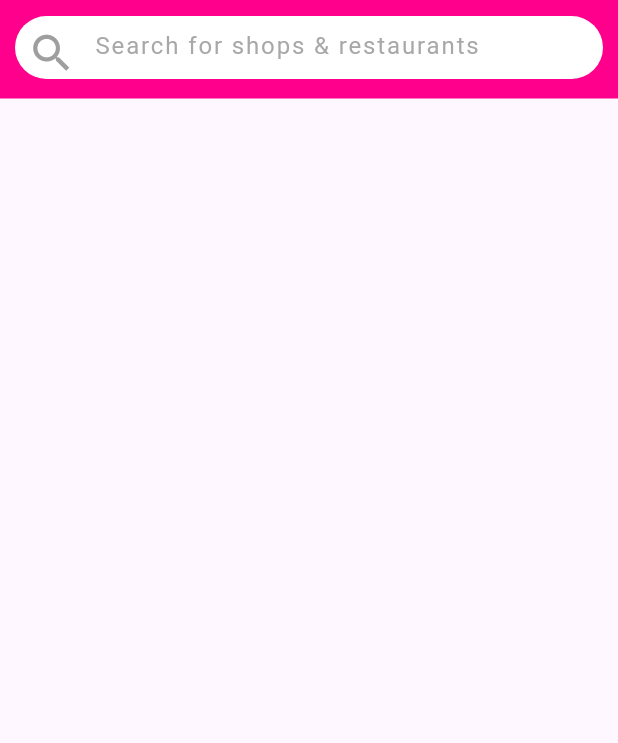
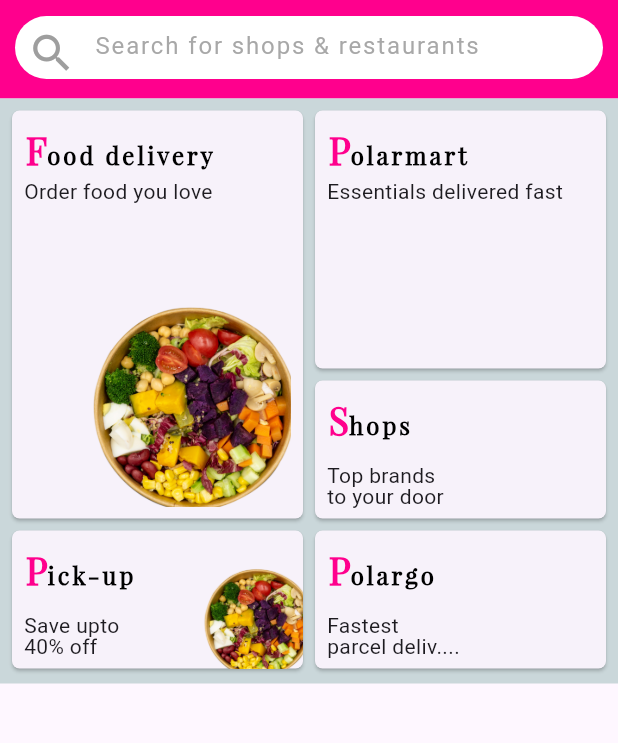
Before and after one commit to mst-zannathi-khatun/foodmoon, a Flutter app: the screen it shows after launch, on a phone screen of 412 x 824 dp, the part 68-811 px from its top. Run offline on Flutter 3.47's test engine with Material 3 defaults, Android fonts, the phone set to English and light mode, and no system bars.

Commit message:
Home Screen SearchBarContainer UI Design Completed

```diff
--- a/lib/core/constants/app_colors.dart
+++ b/lib/core/constants/app_colors.dart
@@ -2,4 +2,5 @@
 
 class AppColors{
   static Color pinkShadow= const Color(0xffff008d);
+  static Color lightGrey= const Color(0xffcad7da);
 }
--- /dev/null
+++ b/lib/ui/screens/components/homescreen_searchbarcontainer/essentialsdeliverycard.dart
@@ -0,0 +1,56 @@
+import 'package:flutter/material.dart';
+import '../../../../core/constants/app_colors.dart';
+Widget buildEssentialsDeliveryCard(){
+  return  SizedBox(
+    height: 180,
+    width: double.infinity,
+    child: Card(
+      shape: RoundedRectangleBorder(
+        borderRadius: BorderRadius.circular(5),
+      ),
+      child: Padding(
+        padding: const EdgeInsets.all(8.0),
+        child: Column(
+          mainAxisAlignment: MainAxisAlignment.start,
+          crossAxisAlignment: CrossAxisAlignment.start,
+          children: [
+            RichText(
+              text: TextSpan(
+                children: [
+                  WidgetSpan(
+                    alignment:
+                    PlaceholderAlignment.baseline,
+                    baseline: TextBaseline.alphabetic,
+                    child: Transform.rotate(
+                      angle: 0.0,
+                      child: Text(
+                        "P",
+                        style: TextStyle(
+                          fontWeight: FontWeight.bold,
+                          fontSize: 25,
+                          color: AppColors.pinkShadow,
+                          fontFamily: "PlayfairDisplay",
+                        ),
+                      ),
+                    ),
+                  ),
+                  const TextSpan(
+                    text: "olarmart ",
+                    style: TextStyle(
+                      fontSize: 16,
+                      color: Colors.black,
+                      fontWeight: FontWeight.bold,
+                      letterSpacing: 2,
+                      fontFamily: "PlayfairDisplay",
+                    ),
+                  ),
+                ],
+              ),
+            ),
+            const Text("Essentials delivered fast"),
+          ],
+        ),
+      ),
+    ),
+  );
+}
--- /dev/null
+++ b/lib/ui/screens/components/homescreen_searchbarcontainer/fastparcelcard.dart
@@ -0,0 +1,59 @@
+import 'package:flutter/material.dart';
+import '../../../../core/constants/app_colors.dart';
+
+Widget buildFastParcelCard(){
+  return SizedBox(
+    height: 100,
+    width: double.infinity,
+    child: Card(
+      shape: RoundedRectangleBorder(
+        borderRadius: BorderRadius.circular(5),
+      ),
+      child: Padding(
+        padding: const EdgeInsets.all(8.0),
+        child: Column(
+          mainAxisAlignment: MainAxisAlignment.start,
+          crossAxisAlignment: CrossAxisAlignment.start,
+          children: [
+            RichText(
+              text: TextSpan(
+                children: [
+                  WidgetSpan(
+                    alignment:
+                    PlaceholderAlignment.baseline,
+                    baseline: TextBaseline.alphabetic,
+                    child: Transform.rotate(
+                      angle: 0.0,
+                      child: Text(
+                        "P",
+                        style: TextStyle(
+                          fontWeight: FontWeight.bold,
+                          fontSize: 25,
+                          color: AppColors.pinkShadow,
+                          fontFamily: "PlayfairDisplay",
+                        ),
+                      ),
+                    ),
+                  ),
+                  const TextSpan(
+                    text: "olargo ",
+                    style: TextStyle(
+                      fontSize: 16,
+                      color: Colors.black,
+                      fontWeight: FontWeight.bold,
+                      letterSpacing: 2,
+                      fontFamily: "PlayfairDisplay",
+                    ),
+                  ),
+                ],
+              ),
+            ),
+            const SizedBox(height: 12,),
+            const Text("Fastest", style: TextStyle(height: 1.0),),
+            const Text("parcel deliv....", style: TextStyle(height: 1.0),),
+          ],
+        ),
+      ),
+    ),
+  );
+}
--- /dev/null
+++ b/lib/ui/screens/components/homescreen_searchbarcontainer/fooddeliverycard.dart
@@ -0,0 +1,76 @@
+import 'package:flutter/material.dart';
+import '../../../../core/constants/app_colors.dart';
+
+Widget  buildFoodDeliveryCard(){
+  return SizedBox(
+    height: 280,
+    width: double.infinity,
+    child: Card(
+      shape: RoundedRectangleBorder(
+        borderRadius: BorderRadius.circular(5),
+      ),
+      child: Padding(
+        padding: const EdgeInsets.all(8.0),
+        child: Stack(
+          children: [
+            Column(
+              crossAxisAlignment:
+              CrossAxisAlignment.start,
+              mainAxisAlignment: MainAxisAlignment.start,
+              children: [
+                RichText(
+                  text: TextSpan(
+                    children: [
+                      WidgetSpan(
+                        alignment:
+                        PlaceholderAlignment.baseline,
+                        baseline: TextBaseline.alphabetic,
+                        child: Transform.rotate(
+                          angle: 0.0,
+                          child: Text(
+                            "F",
+                            style: TextStyle(
+                              fontWeight: FontWeight.bold,
+                              fontSize: 25,
+                              color: AppColors.pinkShadow,
+                              fontFamily:
+                              "PlayfairDisplay",
+                            ),
+                          ),
+                        ),
+                      ),
+                      const TextSpan(
+                        text: "ood delivery ",
+                        style: TextStyle(
+                          fontSize: 16,
+                          color: Colors.black,
+                          fontWeight: FontWeight.bold,
+                          letterSpacing: 2,
+                          fontFamily: "PlayfairDisplay",
+                        ),
+                      ),
+                    ],
+                  ),
+                ),
+                const Text("Order food you love"),
+                const SizedBox(height: 22),
+              ],
+            ),
+            const Positioned(
+              bottom: -10.0,
+              // Adjust this value to move the image further down
+              right: -10.0,
+              child: Image(
+                image: AssetImage(
+                    "assets/images/foodpicture.png"),
+                height: 150,
+                width: 150,
+                fit: BoxFit.cover,
+              ),
+            ),
+          ],
+        ),
+      ),
+    ),
+  );
+}
--- /dev/null
+++ b/lib/ui/screens/components/homescreen_searchbarcontainer/pickupsavingscard.dart
@@ -0,0 +1,76 @@
+import 'package:flutter/material.dart';
+import '../../../../core/constants/app_colors.dart';
+
+Widget pickUpSavingCard(){
+  return SizedBox(
+    height: 100,
+    width: double.infinity,
+    child: Card(
+      shape: RoundedRectangleBorder(
+        borderRadius: BorderRadius.circular(5),
+      ),
+      child: Stack(
+        children: [
+          Padding(
+            padding: const EdgeInsets.all(8.0),
+            child: Column(
+              mainAxisAlignment: MainAxisAlignment.start,
+              crossAxisAlignment: CrossAxisAlignment.start,
+              children: [
+                RichText(
+                  text: TextSpan(
+                    children: [
+                      WidgetSpan(
+                        alignment:
+                        PlaceholderAlignment.baseline,
+                        baseline: TextBaseline.alphabetic,
+                        child: Transform.rotate(
+                          angle: 0.0,
+                          child: Text(
+                            "P",
+                            style: TextStyle(
+                              fontWeight: FontWeight.bold,
+                              fontSize: 25,
+                              color: AppColors.pinkShadow,
+                              fontFamily:
+                              "PlayfairDisplay",
+                            ),
+                          ),
+                        ),
+                      ),
+                      const TextSpan(
+                        text: "ick-up",
+                        style: TextStyle(
+                          fontSize: 16,
+                          color: Colors.black,
+                          fontWeight: FontWeight.bold,
+                          letterSpacing: 2,
+                          fontFamily: "PlayfairDisplay",
+                        ),
+                      ),
+                    ],
+                  ),
+                ),
+                const SizedBox(height: 12,),
+                const Text("Save upto", style: TextStyle(height: 1.0),),
+                const Text("40% off", style: TextStyle(height: 1.0),),
+              ],
+            ),
+          ),
+          const Positioned(
+            bottom: -10.0,
+            // Adjust this value to move the image further down
+            right: -10.0,
+            child: Image(
+              image: AssetImage(
+                  "assets/images/foodpicture.png"),
+              height: 80,
+              width: 80,
+              fit: BoxFit.cover,
+            ),
+          ),
+        ],
+      ),
+    ),
+  );
+}
--- /dev/null
+++ b/lib/ui/screens/components/homescreen_searchbarcontainer/searchbarcontainer.dart
@@ -0,0 +1,52 @@
+import 'package:flutter/material.dart';
+import 'package:foodmoon/ui/screens/components/homescreen_searchbarcontainer/pickupsavingscard.dart';
+import 'package:foodmoon/ui/screens/components/homescreen_searchbarcontainer/topbrandscard.dart';
+import '../../../../core/constants/app_colors.dart';
+import 'essentialsdeliverycard.dart';
+import 'fastparcelcard.dart';
+import 'fooddeliverycard.dart';
+
+class SearchBarContainer extends StatelessWidget {
+  const SearchBarContainer({
+    super.key,
+  });
+
+  @override
+  Widget build(BuildContext context) {
+    return Stack(
+      children: [
+        Container(
+          height: 390,
+          width: double.infinity,
+          color: AppColors.lightGrey,
+        ),
+        Padding(
+          padding:  const EdgeInsets.all(4.0),
+          child: Row(
+            children: [
+              Flexible(
+                flex: 5, // 60% of the space
+                child: Column(
+                  children: [
+                    buildFoodDeliveryCard(),
+                    pickUpSavingCard(),
+                  ],
+                ),
+              ),
+              Flexible(
+                flex: 5, // 40% of the space
+                child: Column(
+                  children: [
+                    buildEssentialsDeliveryCard(),
+                    buildTopBrandsCard(),
+                    buildFastParcelCard(),
+                  ],
+                ),
+              ),
+            ],
+          ),
+        ),
+      ],
+    );
+  }
+}
--- /dev/null
+++ b/lib/ui/screens/components/homescreen_searchbarcontainer/topbrandscard.dart
@@ -0,0 +1,59 @@
+import 'package:flutter/material.dart';
+import '../../../../core/constants/app_colors.dart';
+
+Widget buildTopBrandsCard(){
+  return SizedBox(
+    height: 100,
+    width: double.infinity,
+    child: Card(
+      shape: RoundedRectangleBorder(
+        borderRadius: BorderRadius.circular(5),
+      ),
+      child: Padding(
+        padding: const EdgeInsets.all(8.0),
+        child: Column(
+          mainAxisAlignment: MainAxisAlignment.start,
+          crossAxisAlignment: CrossAxisAlignment.start,
+          children: [
+            RichText(
+              text: TextSpan(
+                children: [
+                  WidgetSpan(
+                    alignment:
+                    PlaceholderAlignment.baseline,
+                    baseline: TextBaseline.alphabetic,
+                    child: Transform.rotate(
+                      angle: 0.0,
+                      child: Text(
+                        "S",
+                        style: TextStyle(
+                          fontWeight: FontWeight.bold,
+                          fontSize: 25,
+                          color: AppColors.pinkShadow,
+                          fontFamily: "PlayfairDisplay",
+                        ),
+                      ),
+                    ),
+                  ),
+                  const TextSpan(
+                    text: "hops ",
+                    style: TextStyle(
+                      fontSize: 16,
+                      color: Colors.black,
+                      fontWeight: FontWeight.bold,
+                      letterSpacing: 2,
+                      fontFamily: "PlayfairDisplay",
+                    ),
+                  ),
+                ],
+              ),
+            ),
+            const SizedBox(height: 12,),
+            const Text("Top brands", style: TextStyle(height: 1.0),),
+            const Text("to your door", style: TextStyle(height: 1.0),),
+
+          ],),
+      ),
+    ),
+  );
+}
--- a/lib/ui/screens/home_screen.dart
+++ b/lib/ui/screens/home_screen.dart
@@ -2,6 +2,7 @@
 import 'package:foodmoon/ui/screens/components/homescreen_appbar.dart';
 import 'components/homescreen_drawer.dart';
 import 'components/homescreen_search_bar.dart';
+import 'components/homescreen_searchbarcontainer/searchbarcontainer.dart';
 
 class HomeScreen extends StatefulWidget {
   const HomeScreen({super.key});
@@ -19,7 +20,8 @@
       body: Column(
         children: [
           /// Search Bar Section
-          HomeScreenSearchBar()
+          HomeScreenSearchBar(),
+          SearchBarContainer(),
         ],
       ),
     );
```
Also changed, not shown: pubspec.yaml (+33 -28 lines), assets/fonts/BebasNeue-Regular.ttf (added), assets/fonts/PlayfairDisplay-Regular.ttf (added), assets/images/foodpicture.png (added).
